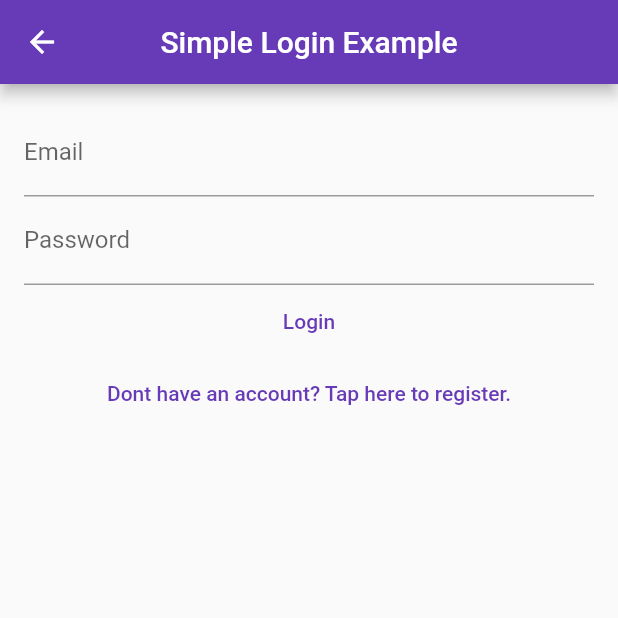
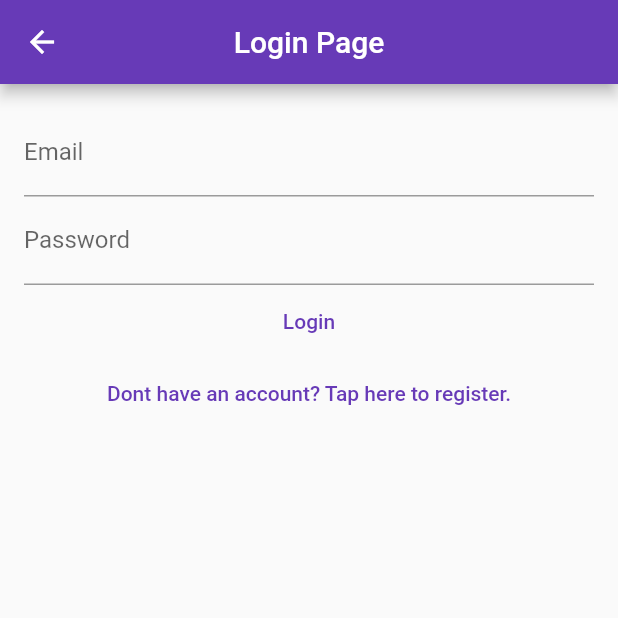
Before and after one commit to vikiwarrior/Audio-Flutter-App, a Flutter app: the LoginPage screen opened directly, on a phone screen of 412 x 824 dp, the top half of it. Run offline on Flutter 3.47's test engine with Material 2 defaults, Android fonts, the phone set to English and light mode, and no system bars; our stand-ins replace audioplayers, cloud_firestore, file_picker, firebase_auth, firebase_core, firebase_storage; accounts and stored records are empty; network calls fail.

Commit message:
update screenshots

```diff
--- a/lib/screens/loginPage.dart
+++ b/lib/screens/loginPage.dart
@@ -71,7 +71,7 @@ class _LoginPageState extends State<LoginPage> {
 
   Widget _buildBar(BuildContext context) {
     return new AppBar(
-      title: new Text("Simple Login Example"),
+      title: new Text("Login Page"),
       centerTitle: true,
     );
   }
```
Also changed, not shown: asset/4.png, asset/6.png (added).
